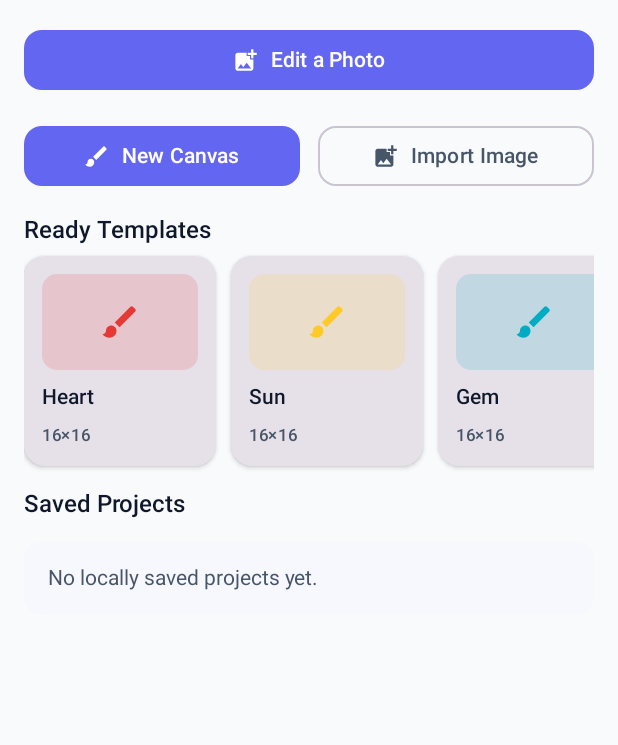
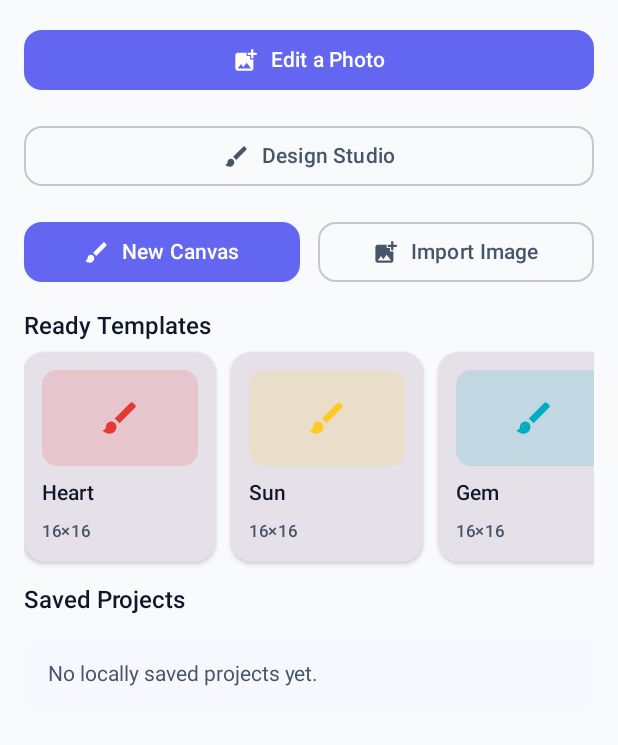
Before and after one commit to siwiblog-lgtm/PixelCraftStudio, an Android app built with Jetpack Compose: the screen it shows after launch (MainActivity), on a phone screen of 412 x 824 dp, the part 96-841 px from its top. Run offline under Robolectric (Android 15) with nearby library versions, the phone set to English and light mode, and no system bars; our stand-ins replace AdMob; 1 statement that could not run was skipped.

Commit message:
Update HomeScreen.kt

```diff
--- a/app/src/main/java/com/pixelcraft/studio/ui/HomeScreen.kt
+++ b/app/src/main/java/com/pixelcraft/studio/ui/HomeScreen.kt
@@ -86,6 +86,7 @@ fun HomeScreen(
     onOpenDocument: (PixelCanvasDocument) -> Unit,
     onOpenSettings: () -> Unit,
     onOpenPhotoEditor: () -> Unit = {},
+    onOpenDesignStudio: () -> Unit = {},
     modifier: Modifier = Modifier
 ) {
     val context = LocalContext.current
@@ -179,6 +180,27 @@ fun HomeScreen(
                         Spacer(modifier = Modifier.width(8.dp))
                         Text(
                             text = stringResource(R.string.photo_editor_entry),
+                            maxLines = 1,
+                            overflow = TextOverflow.Ellipsis
+                        )
+                    }
+                }
+
+                // Design Studio entry
+                item {
+                    OutlinedButton(
+                        onClick = onOpenDesignStudio,
+                        modifier = Modifier.fillMaxWidth(),
+                        shape = RoundedCornerShape(12.dp)
+                    ) {
+                        Icon(
+                            imageVector = Icons.Filled.Brush,
+                            contentDescription = null,
+                            modifier = Modifier.size(18.dp)
+                        )
+                        Spacer(modifier = Modifier.width(8.dp))
+                        Text(
+                            text = stringResource(R.string.design_studio_entry),
                             maxLines = 1,
                             overflow = TextOverflow.Ellipsis
                         )
```
